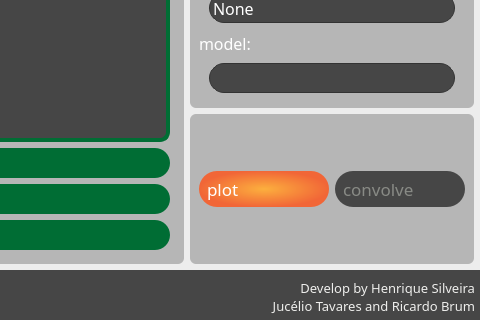
The window that Forms/form.ui (henriquealende/PsychoBox) describes before a commit, drawn with Qt 5; both pictures show x 720 to 1200 and y 470 to 790 of the 1200 by 790 pixel window.
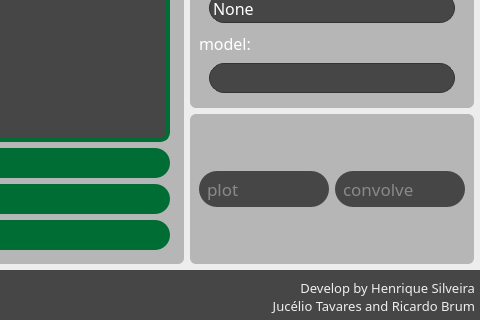
The same window after the commit. Icons and pictures are not drawn.

Patch:
```diff
--- a/Forms/form.ui
+++ b/Forms/form.ui
@@ -8458,7 +8458,7 @@
                    <item>
                     <widget class="QPushButton" name="plot">
                      <property name="enabled">
-                      <bool>true</bool>
+                      <bool>false</bool>
                      </property>
                      <property name="minimumSize">
                       <size>
```
Left out of the diff: 8 changed lines with no effect on the pictures.
